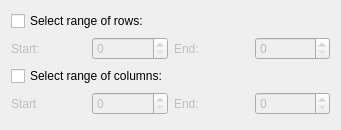
First picture: the form in src/Interface/Modules/Math/SelectSubMatrix.ui, repository SCIInstitute/SCIRun, before the edit.
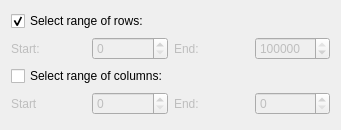
Second picture: the form after the edit.

What changed in the file:
```diff
--- a/src/Interface/Modules/Math/SelectSubMatrix.ui
+++ b/src/Interface/Modules/Math/SelectSubMatrix.ui
@@ -19,6 +19,9 @@
      <property name="text">
       <string>Select range of rows:</string>
      </property>
+     <property name="checked">
+      <bool>true</bool>
+     </property>
     </widget>
    </item>
    <item row="1" column="0">
@@ -106,6 +109,9 @@
      <property name="maximum">
       <number>999999999</number>
      </property>
+     <property name="value">
+      <number>6733586</number>
+     </property>
     </widget>
    </item>
   </layout>
```
